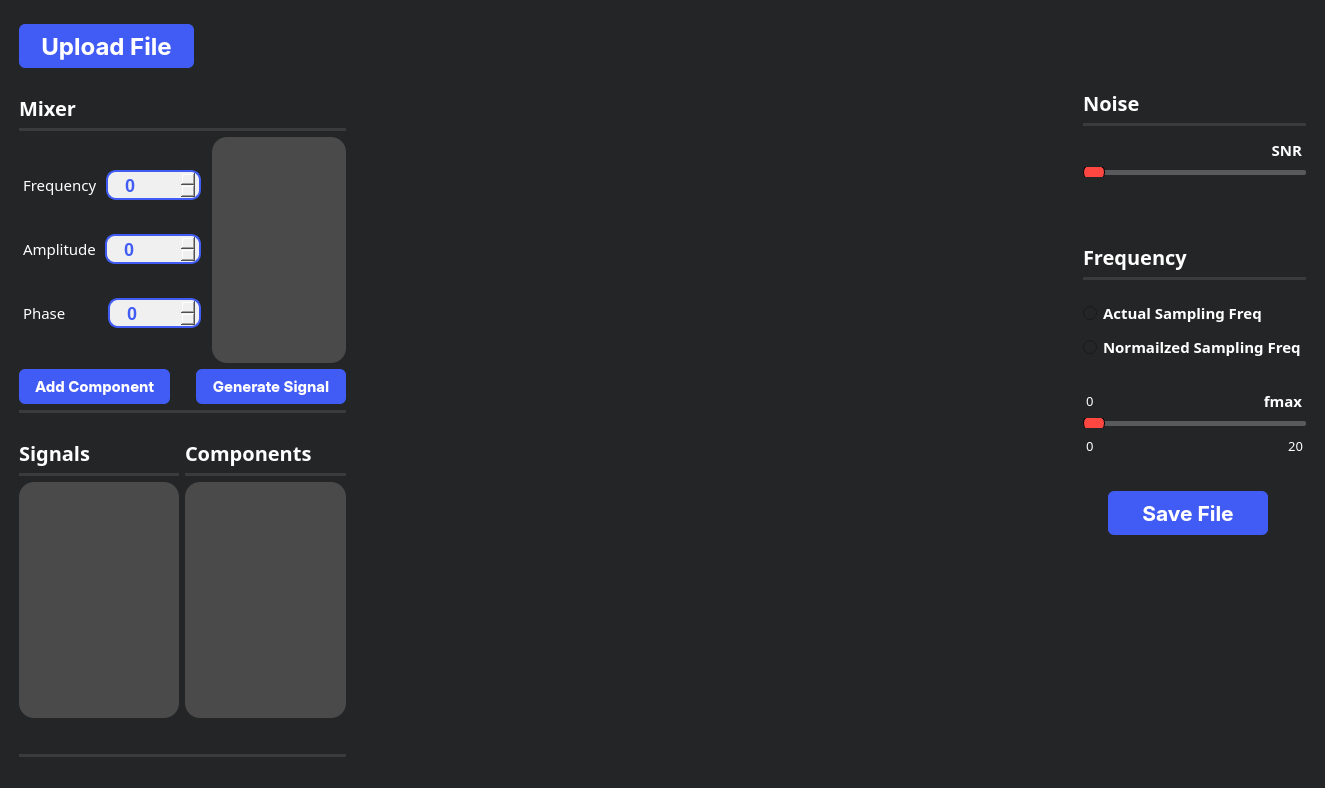
First picture: the form in mainwindow.ui, repository joyou159/Sampling-Studio, before the edit.
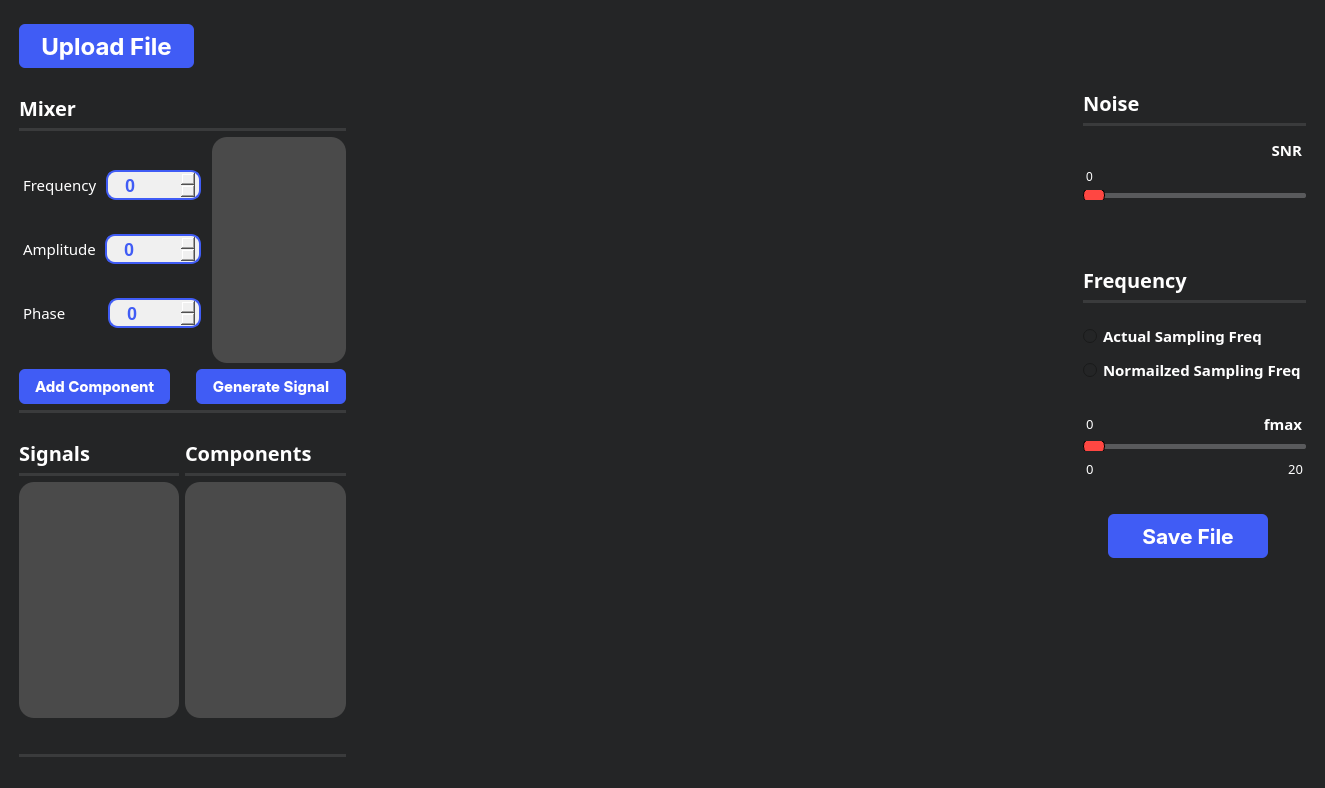
Second picture: the form after the edit. Icons and pictures are not drawn. Custom widgets are drawn as their Qt base class.

Patch:
```diff
--- a/mainwindow.ui
+++ b/mainwindow.ui
@@ -1002,6 +1002,18 @@
             </property>
            </widget>
           </item>
+          <item>
+           <widget class="QLabel" name="snrLabel">
+            <property name="styleSheet">
+             <string notr="true">color:white;
+margin-top: 3px;
+</string>
+            </property>
+            <property name="text">
+             <string>0</string>
+            </property>
+           </widget>
+          </item>
           <item>
            <widget class="QSlider" name="noiseSlider">
             <property name="styleSheet">
```
